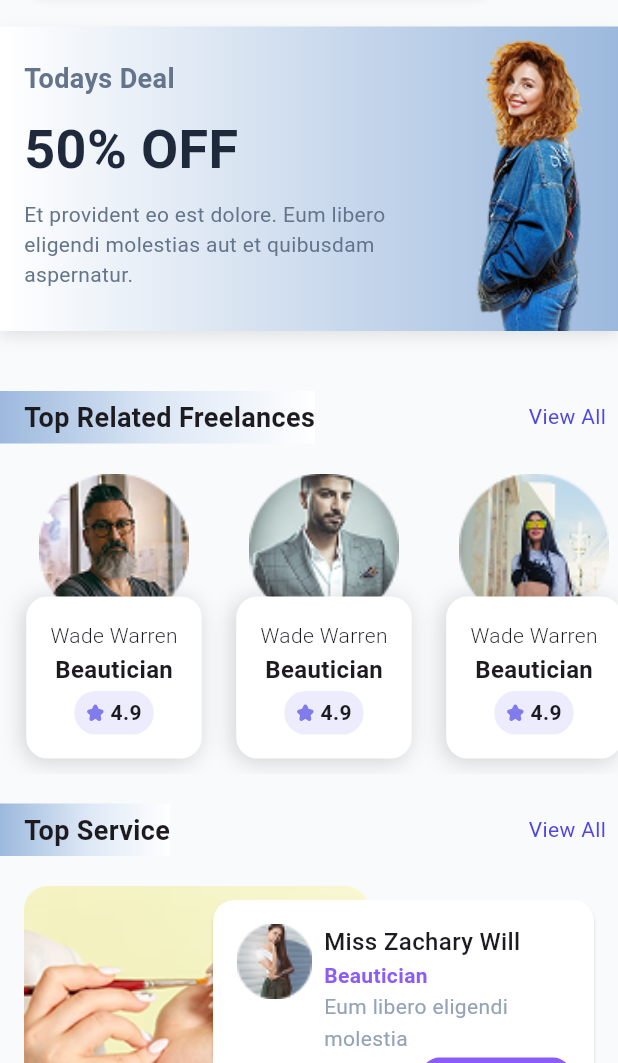
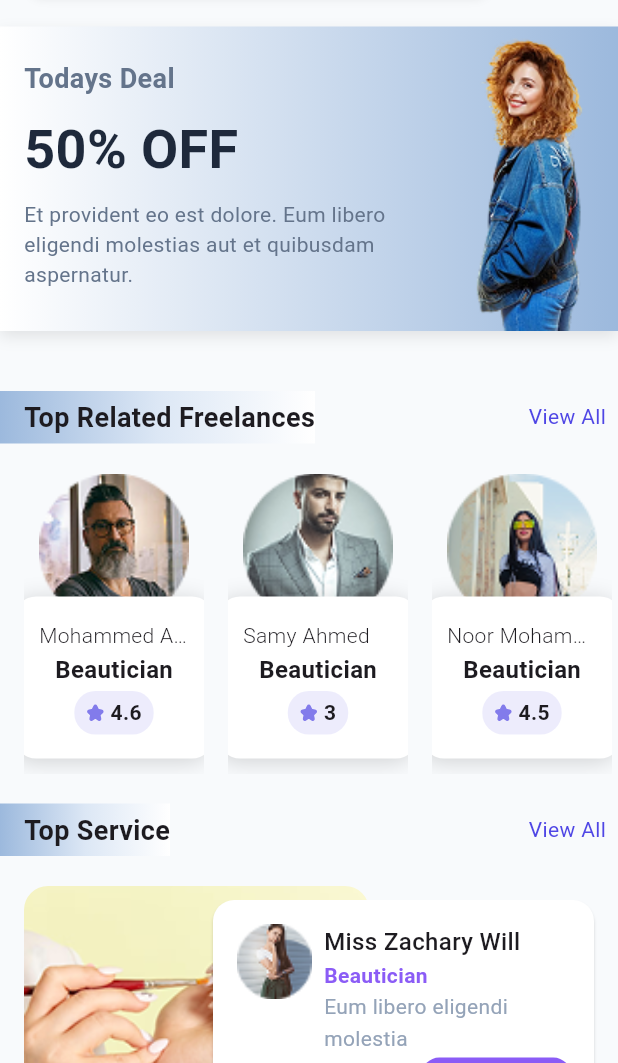
Before and after one commit to rozan-alawar/e-commerce-app, a Flutter app: the screen it shows after launch, on a phone screen of 412 x 824 dp, the part 173-1236 px from its top. Run offline on Flutter 3.47's test engine with Material 3 defaults, Android fonts, the phone set to English and light mode, and no system bars; our stand-ins replace flutter_svg; Roboto replaces fonts that are missing (LamaSans).

Commit message:
add freelancer details

```diff
--- /dev/null
+++ b/lib/core/routes/router.dart
@@ -0,0 +1,25 @@
+import 'package:ecommerce_app/core/routes/routes.dart';
+import 'package:ecommerce_app/models/user.dart';
+import 'package:ecommerce_app/view/screens/freelancer_deatils.dart';
+import 'package:ecommerce_app/view/screens/home_screen.dart';
+import 'package:flutter/material.dart';
+
+class AppRoutes {
+  static Route onGenerateRoutes(RouteSettings settings) {
+    switch (settings.name) {
+      case Routes.home:
+        return _materialRoute(const HomeScreen());
+
+      case Routes.freelancerDetails:
+        User user = settings.arguments as User;
+        return _materialRoute(FreelancerDeatils(user: user));
+
+      default:
+        return _materialRoute(Text('No route defined for ${settings.name}'));
+    }
+  }
+
+  static Route<dynamic> _materialRoute(Widget view) {
+    return MaterialPageRoute(builder: (_) => view);
+  }
+}
--- /dev/null
+++ b/lib/core/routes/routes.dart
@@ -0,0 +1,6 @@
+class Routes {
+  Routes._();
+
+  static const String home = '/home';
+  static const String freelancerDetails = '/freelancer-details';
+}
--- a/lib/core/widgets/primary_text_field.dart
+++ b/lib/core/widgets/primary_text_field.dart
@@ -11,6 +11,7 @@ class PrimaryTextField extends StatefulWidget {
   final String? Function(String?)? validator;
   final void Function(String)? onChanged;
   final void Function()? onTap;
+  final void Function(String?)? onSaved;
   final TextInputType? keyboardType;
   final bool obscureText;
   final bool readOnly;
@@ -44,6 +45,7 @@ class PrimaryTextField extends StatefulWidget {
     this.textInputAction,
     this.inputFormatters,
     this.contentPadding,
+    this.onSaved,
   });
 
   @override
@@ -85,6 +87,7 @@ class _CustomTextFieldState extends State<PrimaryTextField> {
             validator: widget.validator,
             onChanged: widget.onChanged,
             onTap: widget.onTap,
+            onFieldSubmitted: widget.onSaved,
             keyboardType: widget.keyboardType,
             obscureText: widget.obscureText && !_isPasswordVisible,
             readOnly: widget.readOnly,
@@ -108,6 +111,7 @@ class _CustomTextFieldState extends State<PrimaryTextField> {
               ),
               filled: false,
               border: InputBorder.none,
+
               enabledBorder: InputBorder.none,
               focusedBorder: InputBorder.none,
               errorBorder: InputBorder.none,
--- a/lib/main.dart
+++ b/lib/main.dart
@@ -1,4 +1,5 @@
-import 'package:ecommerce_app/view/screens/home_screen.dart';
+import 'package:ecommerce_app/core/routes/router.dart';
+import 'package:ecommerce_app/core/routes/routes.dart';
 import 'package:flutter/material.dart';
 
 void main() {
@@ -17,7 +18,8 @@ class MyApp extends StatelessWidget {
           colorScheme: ColorScheme.fromSeed(seedColor: Colors.deepPurple),
         ),
         debugShowCheckedModeBanner: false,
-        home: HomeScreen(),
+        initialRoute: Routes.home,
+        onGenerateRoute: AppRoutes.onGenerateRoutes,
       ),
     );
   }
--- /dev/null
+++ b/lib/models/user.dart
@@ -0,0 +1,42 @@
+import 'package:ecommerce_app/core/constants/app_assets.dart';
+
+class User {
+  final String image;
+  final String name;
+  final String jobTitle;
+  final String rating;
+
+  User({
+    required this.image,
+    required this.name,
+    required this.jobTitle,
+    required this.rating,
+  });
+}
+
+final List<User> users = [
+  User(
+    image: ImageAssets.user1,
+    name: "Mohammed Ahmed",
+    jobTitle: "Beautician",
+    rating: "4.6",
+  ),
+  User(
+    image: ImageAssets.user2,
+    name: "Samy Ahmed",
+    jobTitle: "Beautician",
+    rating: "3",
+  ),
+  User(
+    image: ImageAssets.user3,
+    name: "Noor Mohammed",
+    jobTitle: "Beautician",
+    rating: "4.5",
+  ),
+  User(
+    image: ImageAssets.user4,
+    name: "Hala Samy",
+    jobTitle: "Beautician",
+    rating: "4.5",
+  ),
+];
--- /dev/null
+++ b/lib/view/screens/freelancer_deatils.dart
@@ -0,0 +1,41 @@
+import 'package:ecommerce_app/core/constants/app_colors.dart';
+import 'package:ecommerce_app/core/extentions/space_extention.dart';
+import 'package:ecommerce_app/core/widgets/primary_text_widget.dart';
+import 'package:ecommerce_app/models/user.dart';
+import 'package:flutter/material.dart';
+
+class FreelancerDeatils extends StatelessWidget {
+  const FreelancerDeatils({super.key, required this.user});
+  final User user;
+  @override
+  Widget build(BuildContext context) {
+    return Scaffold(
+      appBar: AppBar(
+        title: PrimaryText(
+          "${user.name} Profile",
+          fontSize: 18,
+          fontWeight: FontWeight.bold,
+        ),
+        centerTitle: true,
+      ),
+      body: SizedBox(
+        width: double.infinity,
+        child: Column(
+          crossAxisAlignment: CrossAxisAlignment.center,
+          children: [
+            25.height,
+            Image.asset(user.image, width: 90, height: 90, fit: BoxFit.cover),
+            16.height,
+            PrimaryText(user.name, fontWeight: FontWeight.bold),
+            4.height,
+            PrimaryText(
+              user.jobTitle,
+              fontWeight: FontWeight.w400,
+              color: AppColors.primary,
+            ),
+          ],
+        ),
+      ),
+    );
+  }
+}
--- a/lib/view/widgets/search_section.dart
+++ b/lib/view/widgets/search_section.dart
@@ -1,3 +1,5 @@
+import 'dart:developer';
+
 import 'package:ecommerce_app/core/constants/app_assets.dart';
 import 'package:ecommerce_app/core/constants/app_colors.dart';
 import 'package:ecommerce_app/core/extentions/space_extention.dart';
@@ -5,9 +7,15 @@ import 'package:ecommerce_app/core/widgets/primary_text_field.dart';
 import 'package:flutter/material.dart';
 import 'package:flutter_svg/svg.dart';
 
-class SearchSection extends StatelessWidget {
+class SearchSection extends StatefulWidget {
   const SearchSection({super.key});
 
+  @override
+  State<SearchSection> createState() => _SearchSectionState();
+}
+
+class _SearchSectionState extends State<SearchSection> {
+  final searchController = TextEditingController();
   @override
   Widget build(BuildContext context) {
     return Padding(
@@ -16,8 +24,10 @@ class SearchSection extends StatelessWidget {
         children: [
           Expanded(
             child: PrimaryTextField(
+              controller: searchController,
               prefixIcon: SvgPicture.asset(IconAssets.search),
               hint: "Search here",
+              onSaved: (value) => log(value ?? "null"),
             ),
           ),
           16.width,
--- a/lib/view/widgets/top_freelancers_section.dart
+++ b/lib/view/widgets/top_freelancers_section.dart
@@ -1,32 +1,34 @@
-import 'package:ecommerce_app/core/constants/app_assets.dart';
 import 'package:ecommerce_app/core/extentions/space_extention.dart';
+import 'package:ecommerce_app/core/routes/routes.dart';
 import 'package:ecommerce_app/core/widgets/primary_rating.dart';
 import 'package:ecommerce_app/core/widgets/primary_text_widget.dart';
+import 'package:ecommerce_app/models/user.dart';
 import 'package:flutter/material.dart';
 
 class TopFreelancersSection extends StatelessWidget {
-  TopFreelancersSection({super.key});
+  const TopFreelancersSection({super.key});
 
-  final users = [
-    ImageAssets.user1,
-    ImageAssets.user2,
-    ImageAssets.user3,
-    ImageAssets.user4,
-  ];
   @override
   Widget build(BuildContext context) {
     return SizedBox(
       width: double.infinity,
       height: 200,
       child: ListView.separated(
-        separatorBuilder: (context, index) => 20.width,
+        separatorBuilder: (context, index) => 16.width,
         scrollDirection: Axis.horizontal,
         shrinkWrap: true,
         itemCount: users.length,
-        itemBuilder: (context, index) => Padding(
+        itemBuilder: (context, index) => GestureDetector(
+          onTap: () => Navigator.pushNamed(
+            context,
+            Routes.freelancerDetails,
+            arguments: users[index],
+          ),
+
+          child: Padding(
             padding: EdgeInsetsDirectional.only(
               start: index == 0 ? 16 : 0,
-            end: index == 4 ? 16 : 0,
+              end: index == users.length - 1 ? 16 : 0,
             ),
             child: SizedBox(
               width: 120,
@@ -36,12 +38,7 @@ class TopFreelancersSection extends StatelessWidget {
                   SizedBox(
                     width: 100,
                     height: 100,
-                  child: Image.asset(
-                    users[index],
-                    fit: BoxFit.cover,
-                    height: 72,
-                    width: 72,
-                  ),
+                    child: Image.asset(users[index].image, fit: BoxFit.cover),
                   ),
                   Positioned(
                     bottom: 10,
@@ -62,17 +59,22 @@ class TopFreelancersSection extends StatelessWidget {
                           ),
                           child: Column(
                             children: [
-                            PrimaryText(
-                              'Wade Warren',
+                              SizedBox(
+                                width: 100,
+                                child: PrimaryText(
+                                  users[index].name,
                                   fontWeight: FontWeight.w300,
+                                  maxLines: 1,
+                                  overflow: TextOverflow.ellipsis,
                                   fontSize: 14,
                                 ),
+                              ),
                               PrimaryText(
-                              'Beautician',
+                                users[index].jobTitle,
                                 fontWeight: FontWeight.bold,
                               ),
                               2.height,
-                            RatingWidget(rating: "4.9"),
+                              RatingWidget(rating: users[index].rating),
                             ],
                           ),
                         ),
@@ -84,6 +86,7 @@ class TopFreelancersSection extends StatelessWidget {
             ),
           ),
         ),
+      ),
     );
   }
 }
```
Lines whose indentation alone changed are shown as unchanged.
